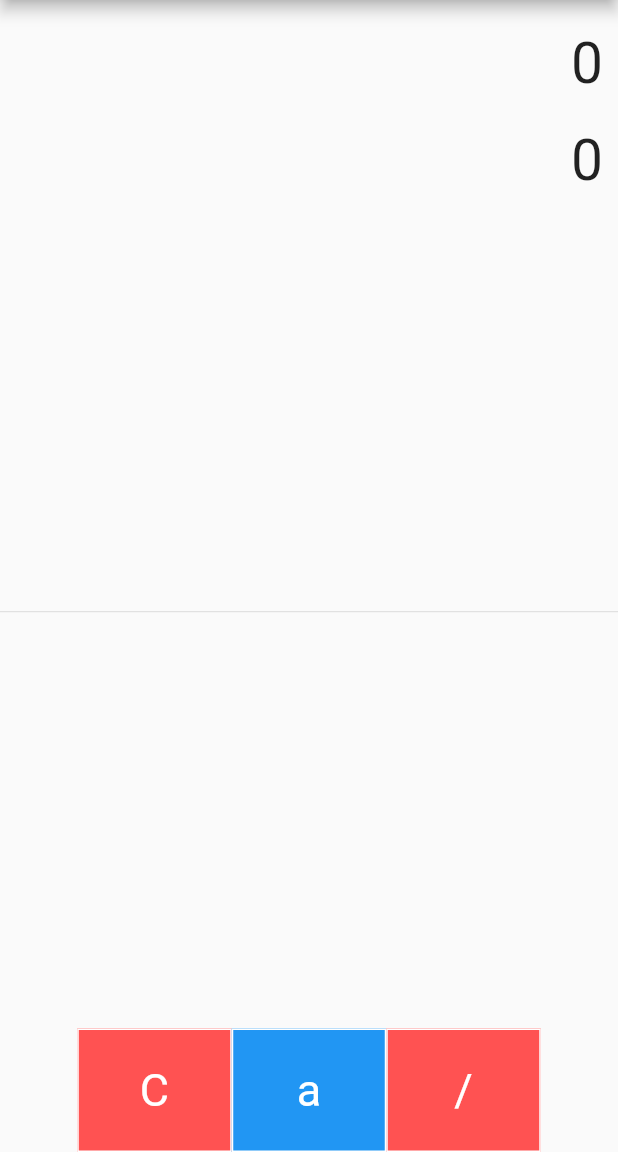
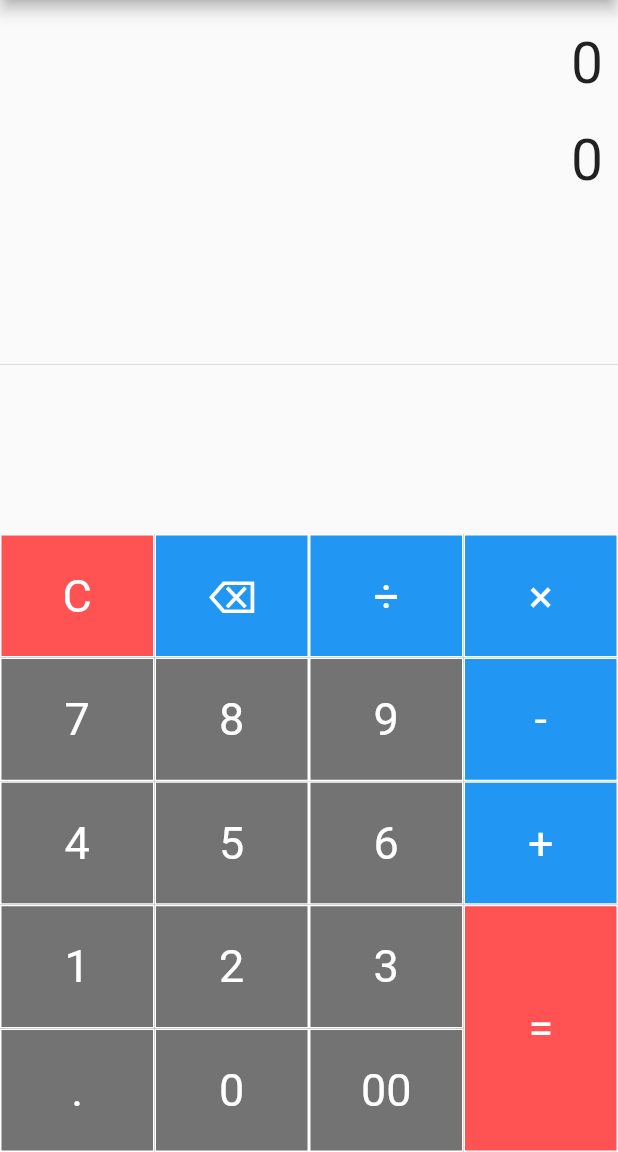
Before and after one commit to Gasheezy/calculator, a Flutter app: the screen it shows after launch, on a phone screen of 412 x 824 dp, the part 84-1236 px from its top. Run offline on Flutter 3.47's test engine with Material 2 defaults, Android fonts, the phone set to English and light mode, and no system bars.

Commit message:
minute-11

```diff
--- a/lib/main.dart
+++ b/lib/main.dart
@@ -78,12 +78,51 @@ class _SimpleCalculatorState extends State<SimpleCalculator> {
                   children: [
                     TableRow(children: [
                       buildButton("C", 1, Colors.redAccent),
-                      buildButton("a", 1, Colors.blue),
-                      buildButton("/", 1, Colors.redAccent),
+                      buildButton("⌫", 1, Colors.blue),
+                      buildButton("÷", 1, Colors.blue),
+                    ]),
+                    TableRow(children: [
+                      buildButton("7", 1, Colors.black54),
+                      buildButton("8", 1, Colors.black54),
+                      buildButton("9", 1, Colors.black54),
+                    ]),
+                    TableRow(children: [
+                      buildButton("4", 1, Colors.black54),
+                      buildButton("5", 1, Colors.black54),
+                      buildButton("6", 1, Colors.black54),
+                    ]),
+                    TableRow(children: [
+                      buildButton("1", 1, Colors.black54),
+                      buildButton("2", 1, Colors.black54),
+                      buildButton("3", 1, Colors.black54),
+                    ]),
+                    TableRow(children: [
+                      buildButton(".", 1, Colors.black54),
+                      buildButton("0", 1, Colors.black54),
+                      buildButton("00", 1, Colors.black54),
                     ]),
                   ],
                 ),
               ),
+              Container(
+                width: MediaQuery.of(context).size.width * 0.25,
+                child: Table(
+                  children: [
+                    TableRow(children: [
+                      buildButton("×", 1, Colors.blue),
+                    ]),
+                    TableRow(children: [
+                      buildButton("-", 1, Colors.blue),
+                    ]),
+                    TableRow(children: [
+                      buildButton("+", 1, Colors.blue),
+                    ]),
+                    TableRow(children: [
+                      buildButton("=", 2, Colors.redAccent),
+                    ]),
+                  ],
+                ),
+              )
             ],
           ),
         ],
```
